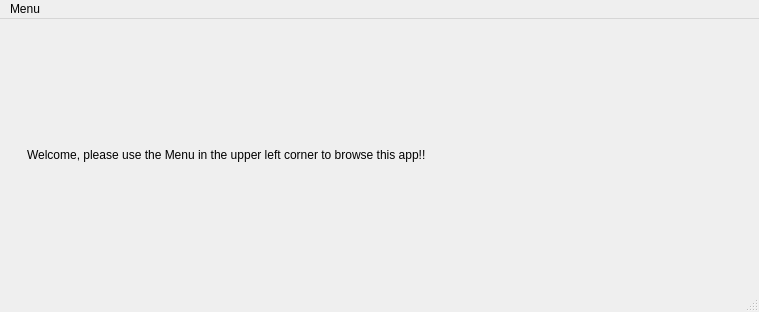
Above: views/mainwindow.ui from Nodees/sale before the change. Below: the same form after it.
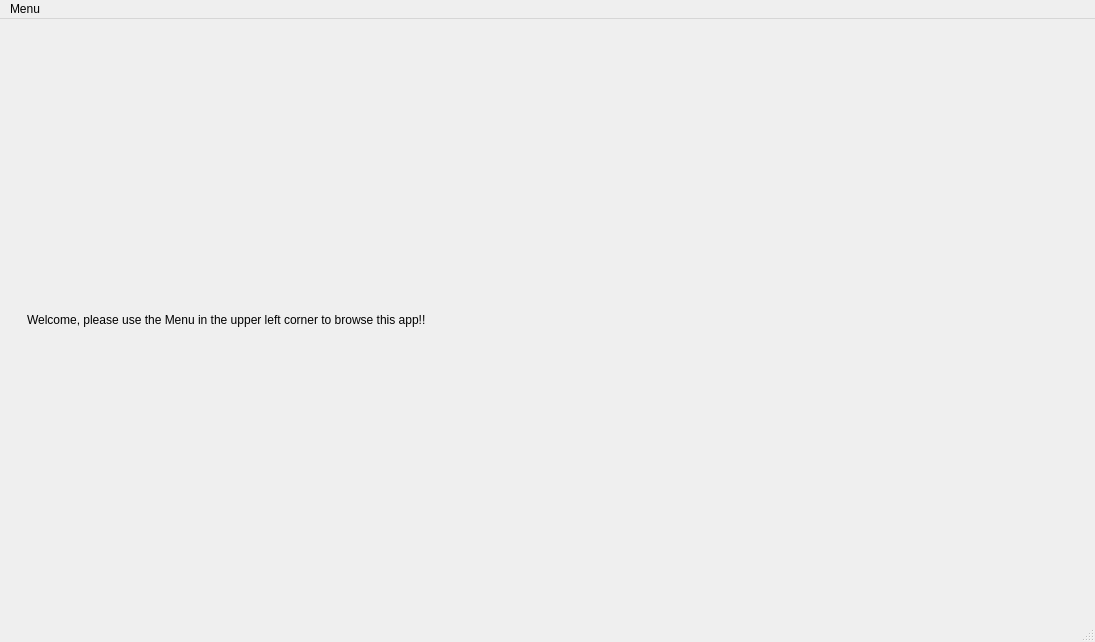
That is the form after the change.

Patch:
```diff
--- a/views/mainwindow.ui
+++ b/views/mainwindow.ui
@@ -6,8 +6,8 @@
    <rect>
     <x>0</x>
     <y>0</y>
-    <width>759</width>
-    <height>312</height>
+    <width>1095</width>
+    <height>642</height>
    </rect>
   </property>
   <property name="windowTitle">
@@ -41,7 +41,7 @@
     <rect>
      <x>0</x>
      <y>0</y>
-     <width>759</width>
+     <width>1095</width>
      <height>24</height>
     </rect>
    </property>
```
